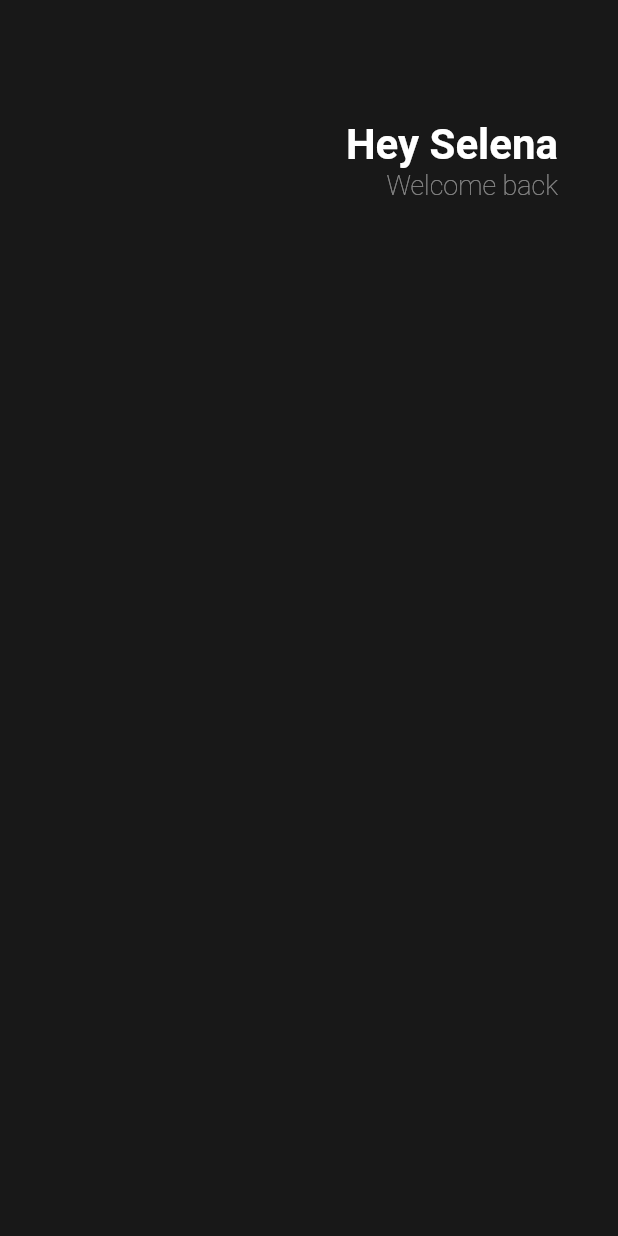
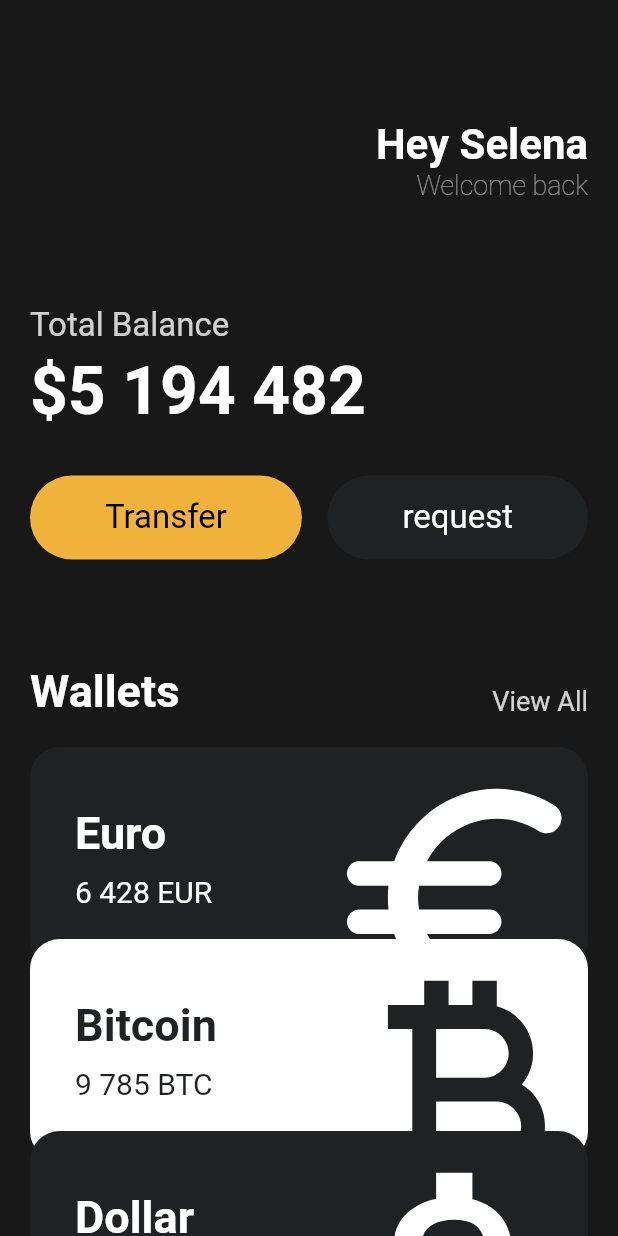
Before and after one commit to zu128/flutter_project, a Flutter app: the screen it shows after launch, on a phone screen of 412 x 824 dp. Run offline on Flutter 3.47's test engine with Material 2 defaults, Android fonts, the phone set to English and light mode, and no system bars.

Commit message:
UI CHALLENGE

```diff
--- a/lib/main.dart
+++ b/lib/main.dart
@@ -1,24 +1,36 @@
-import 'package:flutter/cupertino.dart';
 import 'package:flutter/material.dart';
+import 'package:toonflix/widgets/button.dart';
+import 'package:toonflix/widgets/currency_card.dart';
+
+const taxAmount = 15;
+const priceAmount = 30;
+
+var finalPrice = taxAmount + priceAmount;
 
 void main() {
-  runApp(App());
+  runApp(const App());
 }
 
 class App extends StatelessWidget {
+  const App({super.key});
+
   @override
   Widget build(BuildContext context) {
-    return const MaterialApp(
+    return MaterialApp(
       home: Scaffold(
-        backgroundColor: Color(0xFF181818),
-        body: Padding(
-          padding: EdgeInsets.symmetric(horizontal: 40),
+        backgroundColor: const Color(0xFF181818),
+        body: SingleChildScrollView(
+          child: Padding(
+            padding: const EdgeInsets.symmetric(
+              horizontal: 20,
+            ),
             child: Column(
+              crossAxisAlignment: CrossAxisAlignment.start,
               children: [
-              SizedBox(
+                const SizedBox(
                   height: 80,
                 ),
-              Row(
+                const Row(
                   mainAxisAlignment: MainAxisAlignment.end,
                   children: [
                     Column(
@@ -41,8 +53,102 @@ class App extends StatelessWidget {
                       ],
                     ),
                   ],
-              )
+                ),
+                const SizedBox(
+                  height: 70,
+                ),
+                const Text(
+                  'Total Balance',
+                  style: TextStyle(
+                    fontSize: 22,
+                    color: Color.fromRGBO(255, 255, 255, 0.8),
+                  ),
+                ),
+                const SizedBox(
+                  height: 5,
+                ),
+                const Text(
+                  '\$5 194 482',
+                  style: TextStyle(
+                    fontSize: 44,
+                    fontWeight: FontWeight.w600,
+                    color: Colors.white,
+                  ),
+                ),
+                const SizedBox(
+                  height: 30,
+                ),
+                const Row(
+                  mainAxisAlignment: MainAxisAlignment.spaceBetween,
+                  children: [
+                    Button(
+                      text: 'Transfer',
+                      bgColor: Color(0xFFF1B33b),
+                      textColor: Colors.black,
+                    ),
+                    Button(
+                      text: 'request',
+                      bgColor: Color(0xFF1F2123),
+                      textColor: Colors.white,
+                    ),
                   ],
+                ),
+                const SizedBox(
+                  height: 70,
+                ),
+                Row(
+                  mainAxisAlignment: MainAxisAlignment.spaceBetween,
+                  crossAxisAlignment: CrossAxisAlignment.end,
+                  children: [
+                    const Text(
+                      'Wallets',
+                      style: TextStyle(
+                        color: Colors.white,
+                        fontSize: 30,
+                        fontWeight: FontWeight.w600,
+                      ),
+                    ),
+                    Text(
+                      'View All',
+                      style: TextStyle(
+                        color: Colors.white.withOpacity(0.8),
+                        fontSize: 18,
+                      ),
+                    ),
+                  ],
+                ),
+                const SizedBox(
+                  height: 20,
+                ),
+                const CurrencyCard(
+                  name: 'Euro',
+                  code: 'EUR',
+                  amount: '6 428',
+                  icon: Icons.euro_rounded,
+                  isInverted: false,
+                ),
+                Transform.translate(
+                  offset: const Offset(0, -20),
+                  child: const CurrencyCard(
+                    name: 'Bitcoin',
+                    code: 'BTC',
+                    amount: '9 785',
+                    icon: Icons.currency_bitcoin,
+                    isInverted: true,
+                  ),
+                ),
+                Transform.translate(
+                  offset: const Offset(0, -40),
+                  child: const CurrencyCard(
+                    name: 'Dollar',
+                    code: 'USD',
+                    amount: '428',
+                    icon: Icons.attach_money_outlined,
+                    isInverted: false,
+                  ),
+                ),
+              ],
+            ),
           ),
         ),
       ),
--- /dev/null
+++ b/lib/widgets/button.dart
@@ -0,0 +1,36 @@
+import 'package:flutter/material.dart';
+
+class Button extends StatelessWidget {
+  final String text;
+  final Color bgColor;
+  final Color textColor;
+
+  const Button(
+      {super.key,
+      required this.text,
+      required this.bgColor,
+      required this.textColor});
+
+  @override
+  Widget build(BuildContext context) {
+    return Container(
+      decoration: BoxDecoration(
+        color: bgColor,
+        borderRadius: BorderRadius.circular(45),
+      ),
+      child: Padding(
+        padding: const EdgeInsets.symmetric(
+          vertical: 15,
+          horizontal: 50,
+        ),
+        child: Text(
+          text,
+          style: TextStyle(
+            color: textColor,
+            fontSize: 22,
+          ),
+        ),
+      ),
+    );
+  }
+}
--- /dev/null
+++ b/lib/widgets/currency_card.dart
@@ -0,0 +1,88 @@
+import 'package:flutter/material.dart';
+
+class CurrencyCard extends StatelessWidget {
+  final String name, code, amount;
+  final IconData icon;
+
+  final bool isInverted;
+
+  final _blackColor = const Color(0xFF1F2123);
+
+  const CurrencyCard({
+    super.key,
+    required this.name,
+    required this.code,
+    required this.amount,
+    required this.icon,
+    required this.isInverted,
+  });
+
+  @override
+  Widget build(BuildContext context) {
+    return Container(
+      clipBehavior: Clip.hardEdge,
+      decoration: BoxDecoration(
+        color: isInverted ? Colors.white : _blackColor,
+        borderRadius: BorderRadius.circular(20),
+      ),
+      child: Padding(
+        padding: const EdgeInsets.all(30),
+        child: Row(
+          mainAxisAlignment: MainAxisAlignment.spaceBetween,
+          children: [
+            Column(
+              crossAxisAlignment: CrossAxisAlignment.start,
+              children: [
+                Text(
+                  name,
+                  style: TextStyle(
+                      color: isInverted ? _blackColor : Colors.white,
+                      fontSize: 30,
+                      fontWeight: FontWeight.w600),
+                ),
+                const SizedBox(
+                  height: 10,
+                ),
+                Row(
+                  children: [
+                    Text(
+                      amount,
+                      style: TextStyle(
+                        color: isInverted ? _blackColor : Colors.white,
+                        fontSize: 20,
+                      ),
+                    ),
+                    const SizedBox(
+                      width: 5,
+                    ),
+                    Text(
+                      code,
+                      style: TextStyle(
+                        color: isInverted ? _blackColor : Colors.white,
+                        fontSize: 20,
+                      ),
+                    ),
+                  ],
+                ),
+              ],
+            ),
+            Transform.scale(
+              scale: 2.2,
+              child: Transform.translate(
+                offset: const Offset(
+                  -5,
+                  12,
+                ),
+                child: Icon(
+                  icon,
+                  color: isInverted ? _blackColor : Colors.white,
+                  size: 88,
+                ),
+              ),
+            ),
+          ],
+        ),
+      ),
+    );
+  }
+}
```
Lines whose indentation alone changed are shown as unchanged.
